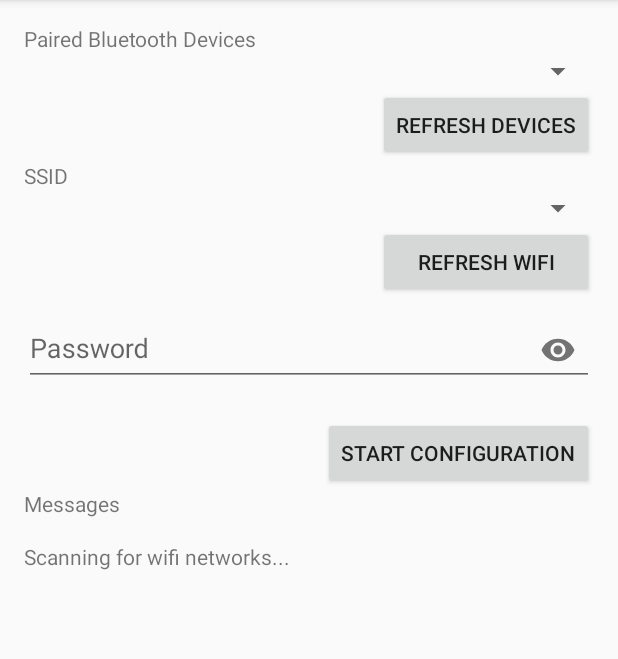
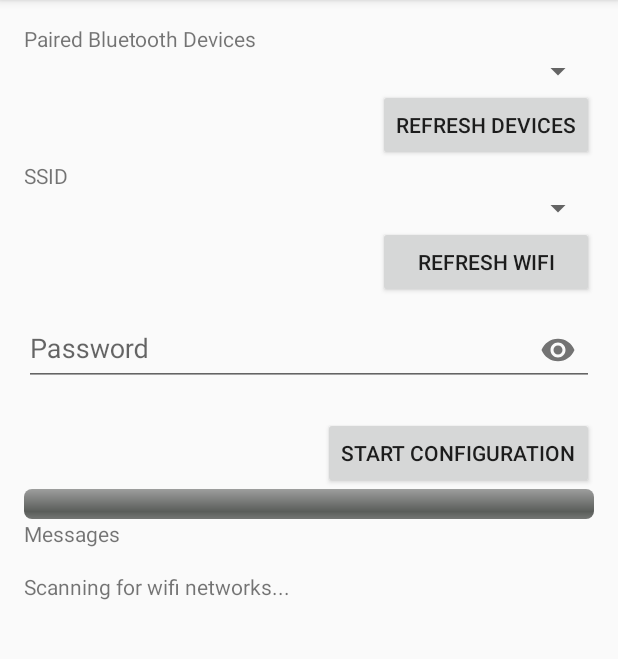
Before and after one commit to deguilardi/raspberry-pi-set-wifi-via-bluetooth, an Android app: the screen it shows after launch (MainActivity), on a phone screen of 412 x 824 dp, the part 84-743 px from its top. Run offline under Robolectric (Android 15) with nearby library versions, the phone set to English and light mode, and no system bars.

Commit message:
new: progress bar

```diff
--- a/android/app/src/main/res/layout/activity_main.xml
+++ b/android/app/src/main/res/layout/activity_main.xml
@@ -93,13 +93,22 @@
         android:layout_alignParentEnd="true"
         android:layout_below="@+id/psk_text_holder" />
 
+    <ProgressBar
+        style="@android:style/Widget.ProgressBar.Horizontal"
+        android:id="@+id/progress_bar"
+        android:layout_width="match_parent"
+        android:layout_height="wrap_content"
+        android:max="100"
+        android:progress="0"
+        android:layout_below="@+id/start_button" />
+
     <androidx.appcompat.widget.AppCompatTextView
         android:id="@+id/messages_label"
         android:layout_width="wrap_content"
         android:layout_height="wrap_content"
         android:textAppearance="?android:attr/textAppearanceSmall"
         android:text="Messages"
-        android:layout_below="@+id/start_button" />
+        android:layout_below="@+id/progress_bar" />
 
     <ScrollView
         android:layout_width="match_parent"
```
Also changed, not shown: android/app/src/main/java/app/carebnb/raspberrysetup/MainActivity.kt (+53 -4 lines).
